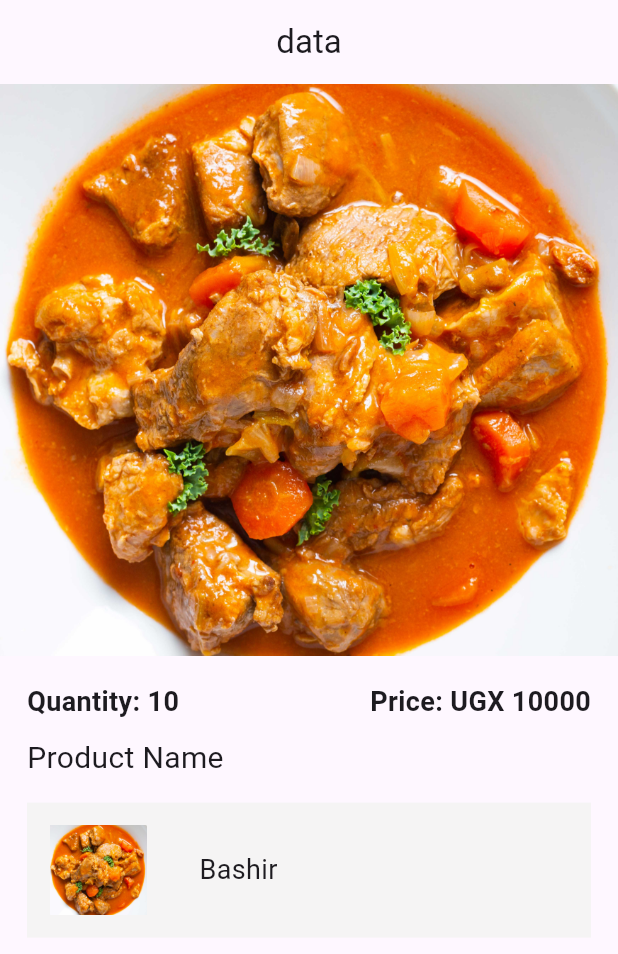
After one commit to kasujjabash/promnotic, a Flutter app: the screen it shows after launch, on a phone screen of 412 x 824 dp. The commit adds this screen. Shown: the top 954 px of the screen. Run offline on Flutter 3.47's test engine with Material 3 defaults, Android fonts, the light colour scheme and no system bars; our stand-ins replace image_picker.

Commit message:
Page up date

```diff
--- /dev/null
+++ b/lib/Screen/details_page.dart
@@ -0,0 +1,68 @@
+import 'package:flutter/material.dart';
+
+import '../componets/profile_section.dart';
+
+class DetailsScreen extends StatelessWidget {
+  const DetailsScreen({super.key});
+
+  @override
+  Widget build(BuildContext context) {
+    return Scaffold(
+      appBar: AppBar(
+        title: const Text("data"),
+        centerTitle: true,
+      ),
+      body: Column(
+        children: [
+          Image.asset("lib/images/beef_chew.jpg"),
+          const Padding(
+            padding: EdgeInsets.symmetric(horizontal: 18, vertical: 18),
+            child: Column(
+              crossAxisAlignment: CrossAxisAlignment.start,
+              children: [
+                Row(
+                  mainAxisAlignment: MainAxisAlignment.spaceBetween,
+                  children: [
+                    //Quantity of good on sale
+                    Text(
+                      'Quantity: 10',
+                      style: TextStyle(
+                        fontSize: 18,
+                        fontWeight: FontWeight.bold,
+                      ),
+                    ),
+                    //product price
+
+                    Text(
+                      'Price: UGX 10000',
+                      style: TextStyle(
+                        fontSize: 18,
+                        fontWeight: FontWeight.bold,
+                      ),
+                    )
+                  ],
+                ),
+                SizedBox(
+                  height: 10,
+                ),
+                //product name
+                Text(
+                  'Product Name',
+                  style: TextStyle(fontSize: 20),
+                ),
+                SizedBox(
+                  height: 15,
+                ),
+                //profile section
+                ProfileSection(
+                  imagePath: 'lib/images/beef_chew.jpg',
+                  text: 'Bashir',
+                )
+              ],
+            ),
+          )
+        ],
+      ),
+    );
+  }
+}
--- a/lib/Screen/form.dart
+++ b/lib/Screen/form.dart
@@ -6,7 +6,7 @@ import 'package:image_picker/image_picker.dart';
 import 'package:promnotic/componets/form_textfield.dart';
 
 class AdvertForm extends StatefulWidget {
-  const AdvertForm({Key? key}) : super(key: key);
+  const AdvertForm({super.key});
 
   @override
   _AdvertFormState createState() => _AdvertFormState();
--- a/lib/Screen/home_screen.dart
+++ b/lib/Screen/home_screen.dart
@@ -15,7 +15,18 @@ class HomeScreen extends StatelessWidget {
       appBar: AppBar(
         backgroundColor: Colors.grey.shade100,
         title: const Text('Promnotic'),
+        actions: const [
+          Padding(
+            padding: EdgeInsets.symmetric(horizontal: 20.0),
+            child: Icon(
+              Icons.person,
+              size: 30,
+            ),
+          )
+        ],
       ),
+      drawer: const Drawer(),
+      // const MyDrawer(),
       body: Padding(
         padding: const EdgeInsets.symmetric(horizontal: 15),
         child: Column(
@@ -53,8 +64,8 @@ class HomeScreen extends StatelessWidget {
         ),
       ),
       floatingActionButton: FloatingActionButton(
-        onPressed: () => Navigator.push(
-            context, MaterialPageRoute(builder: (context) => AdvertForm())),
+        onPressed: () => Navigator.push(context,
+            MaterialPageRoute(builder: (context) => const AdvertForm())),
         child: const Icon(Icons.add),
       ),
     );
--- /dev/null
+++ b/lib/componets/profile_section.dart
@@ -0,0 +1,38 @@
+import 'package:flutter/material.dart';
+
+class ProfileSection extends StatelessWidget {
+  final String imagePath;
+  final String text;
+  const ProfileSection(
+      {super.key, required this.imagePath, required this.text});
+
+  @override
+  Widget build(BuildContext context) {
+    return Container(
+        decoration:
+            const BoxDecoration(color: Color.fromARGB(255, 245, 244, 244)),
+        child: Row(
+          // mainAxisAlignment: MainAxisAlignment.spaceBetween,
+          children: [
+            //profile pic
+            Container(
+              padding: const EdgeInsets.all(15),
+              decoration: const BoxDecoration(
+                shape: BoxShape.circle,
+              ),
+              child: Image.asset(
+                imagePath,
+                height: 60,
+              ),
+            ),
+            const SizedBox(
+              width: 20,
+            ),
+            Text(
+              text,
+              style: const TextStyle(fontSize: 18),
+            )
+          ],
+        ));
+  }
+}
--- a/lib/main.dart
+++ b/lib/main.dart
@@ -1,5 +1,6 @@
 import 'package:flutter/material.dart';
 
+import 'Screen/details_page.dart';
 import 'Screen/home_screen.dart';
 
 void main() {
@@ -13,14 +14,13 @@ class MyApp extends StatelessWidget {
   @override
   Widget build(BuildContext context) {
     return MaterialApp(
-
       debugShowCheckedModeBanner: false,
       title: 'Promnotic',
       theme: ThemeData(
         colorScheme: ColorScheme.fromSeed(seedColor: Colors.deepPurple),
         useMaterial3: true,
       ),
-      home: const HomeScreen(),
+      home: const DetailsScreen(),
     );
   }
 }
```
Also changed, not shown: lib/componets/my_drawer.dart (added, +24 -0 lines), 3 other files.
